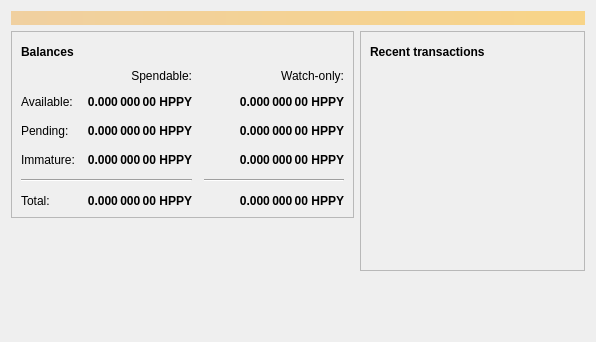
Qt form src/qt/forms/overviewpage.ui (TriangleEarth/TES) before a commit.
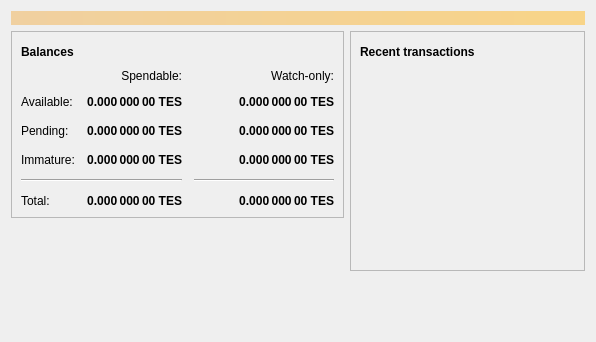
The same form after that commit. Icons and pictures are not drawn.

```diff
--- a/src/qt/forms/overviewpage.ui
+++ b/src/qt/forms/overviewpage.ui
@@ -129,7 +129,7 @@
                <string>Unconfirmed transactions to watch-only addresses</string>
               </property>
               <property name="text">
-               <string notr="true">0.000 000 00 HPPY</string>
+               <string notr="true">0.000 000 00 TES</string>
               </property>
               <property name="alignment">
                <set>Qt::AlignRight|Qt::AlignTrailing|Qt::AlignVCenter</set>
@@ -154,7 +154,7 @@
                <string>Total of transactions that have yet to be confirmed, and do not yet count toward the spendable balance</string>
               </property>
               <property name="text">
-               <string notr="true">0.000 000 00 HPPY</string>
+               <string notr="true">0.000 000 00 TES</string>
               </property>
               <property name="alignment">
                <set>Qt::AlignRight|Qt::AlignTrailing|Qt::AlignVCenter</set>
@@ -179,7 +179,7 @@
                <string>Mined balance in watch-only addresses that has not yet matured</string>
               </property>
               <property name="text">
-               <string notr="true">0.000 000 00 HPPY</string>
+               <string notr="true">0.000 000 00 TES</string>
               </property>
               <property name="alignment">
                <set>Qt::AlignRight|Qt::AlignTrailing|Qt::AlignVCenter</set>
@@ -237,7 +237,7 @@
                <string>Mined balance that has not yet matured</string>
               </property>
               <property name="text">
-               <string notr="true">0.000 000 00 HPPY</string>
+               <string notr="true">0.000 000 00 TES</string>
               </property>
               <property name="alignment">
                <set>Qt::AlignRight|Qt::AlignTrailing|Qt::AlignVCenter</set>
@@ -282,7 +282,7 @@
                <string>Your current total balance</string>
               </property>
               <property name="text">
-               <string notr="true">0.000 000 00 HPPY</string>
+               <string notr="true">0.000 000 00 TES</string>
               </property>
               <property name="alignment">
                <set>Qt::AlignRight|Qt::AlignTrailing|Qt::AlignVCenter</set>
@@ -307,7 +307,7 @@
                <string>Current total balance in watch-only addresses</string>
               </property>
               <property name="text">
-               <string notr="true">0.000 000 00 HPPY</string>
+               <string notr="true">0.000 000 00 TES</string>
               </property>
               <property name="alignment">
                <set>Qt::AlignRight|Qt::AlignTrailing|Qt::AlignVCenter</set>
@@ -349,7 +349,7 @@
                <string>Your current spendable balance</string>
               </property>
               <property name="text">
-               <string notr="true">0.000 000 00 HPPY</string>
+               <string notr="true">0.000 000 00 TES</string>
               </property>
               <property name="alignment">
                <set>Qt::AlignRight|Qt::AlignTrailing|Qt::AlignVCenter</set>
@@ -374,7 +374,7 @@
                <string>Your current balance in watch-only addresses</string>
               </property>
               <property name="text">
-               <string notr="true">0.000 000 00 HPPY</string>
+               <string notr="true">0.000 000 00 TES</string>
               </property>
               <property name="alignment">
                <set>Qt::AlignRight|Qt::AlignTrailing|Qt::AlignVCenter</set>
```
Left out of the diff: 4 changed lines with no effect on the pictures.
